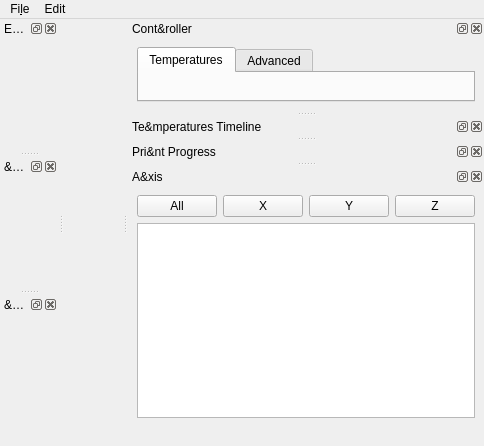
Before: the Qt Designer form src/mainwindow.ui in KDE/atelier, drawn with Qt 5.
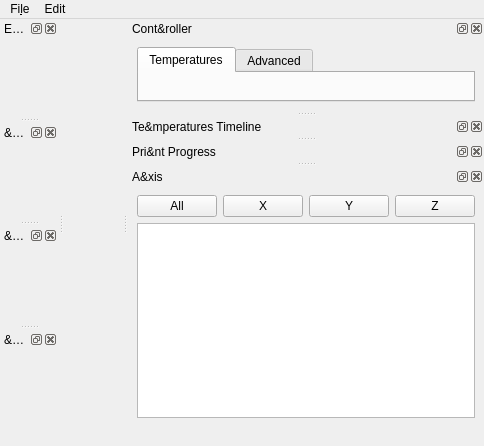
After: the same form once the commit is applied. Custom widgets are drawn as their Qt base class.

Commit message: Add VideoMonitorWidget to MainWindow

```diff
--- a/src/mainwindow.ui
+++ b/src/mainwindow.ui
@@ -237,6 +237,15 @@
    </attribute>
    <widget class="Viewer3D" name="view3DWidget"/>
   </widget>
+  <widget class="QDockWidget" name="videoDockWidget">
+   <property name="windowTitle">
+    <string>&amp;Video Monitor</string>
+   </property>
+   <attribute name="dockWidgetArea">
+    <number>1</number>
+   </attribute>
+   <widget class="VideoMonitorWidget" name="dockWidgetContents_3"/>
+  </widget>
  </widget>
  <customwidgets>
   <customwidget>
@@ -286,6 +295,12 @@
    <header>widgets/3dview/viewer3d.h</header>
    <container>1</container>
   </customwidget>
+  <customwidget>
+   <class>VideoMonitorWidget</class>
+   <extends>QWidget</extends>
+   <header>widgets/videomonitorwidget.h</header>
+   <container>1</container>
+  </customwidget>
  </customwidgets>
  <resources/>
  <connections/>
```
The commit also changes 2 other files.
